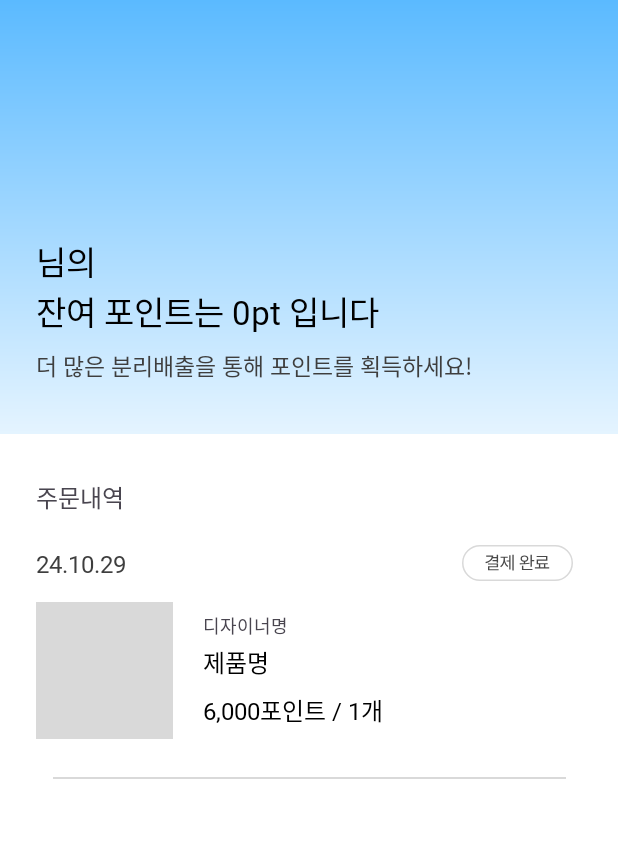
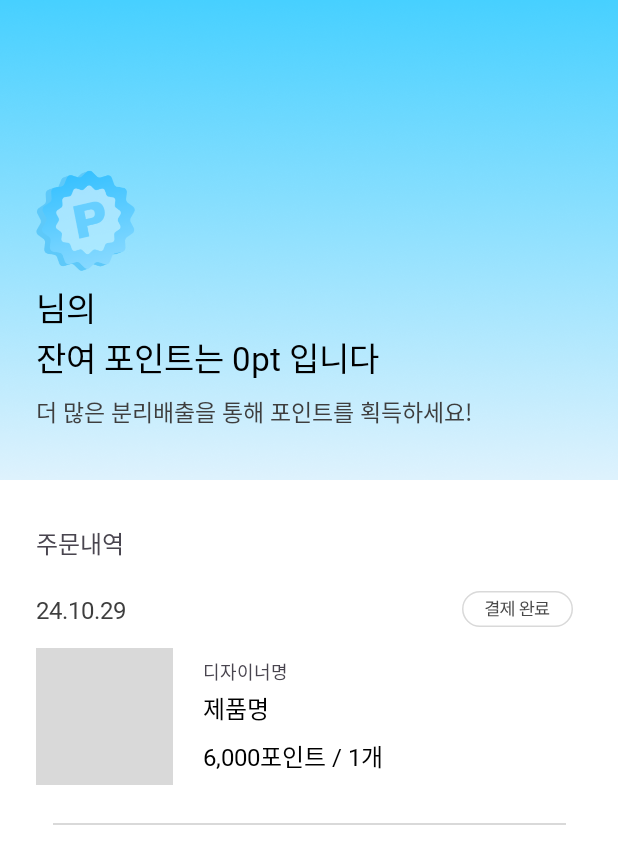
Before and after one commit to uniflee/FE-main, an Android app: the fragment MyMainFragment shown on its own in the app's theme, on a phone screen of 412 x 824 dp. Shown: the top 864 px of the screen. Run offline under Robolectric (Android 15) with nearby library versions, the phone set to English and light mode, and no system bars; 1 statement that could not run was skipped.

Commit message:
[fix] 찐막

```diff
--- a/uniflee/app/src/main/res/drawable/bg_mymain.xml
+++ /dev/null
@@ -1,21 +0,0 @@
-<vector xmlns:android="http://schemas.android.com/apk/res/android"
-    xmlns:aapt="http://schemas.android.com/aapt"
-    android:width="390dp"
-    android:height="289dp"
-    android:viewportWidth="390"
-    android:viewportHeight="289">
-  <path
-      android:pathData="M0,0h390v289h-390z">
-    <aapt:attr name="android:fillColor">
-      <gradient
-          android:startX="195"
-          android:startY="0"
-          android:endX="195"
-          android:endY="344.58"
-          android:type="linear">
-        <item android:offset="0" android:color="#FF5BBAFF"/>
-        <item android:offset="1" android:color="#FFFFFFFF"/>
-      </gradient>
-    </aapt:attr>
-  </path>
-</vector>
--- a/uniflee/app/src/main/res/layout/fragment_my_main.xml
+++ b/uniflee/app/src/main/res/layout/fragment_my_main.xml
@@ -8,9 +8,9 @@
     <androidx.constraintlayout.widget.ConstraintLayout
         android:id="@+id/title"
         app:layout_constraintTop_toTopOf="parent"
-        android:background="@drawable/bg_mymain"
+        android:background="@drawable/img_my_main"
         android:layout_width="match_parent"
-        android:layout_height="289dp">
+        android:layout_height="320dp">
         <LinearLayout
             app:layout_constraintBottom_toBottomOf="parent"
             app:layout_constraintStart_toStartOf="parent"
```
Also changed, not shown: uniflee/app/src/main/res/drawable/img_my_main.png (added).
